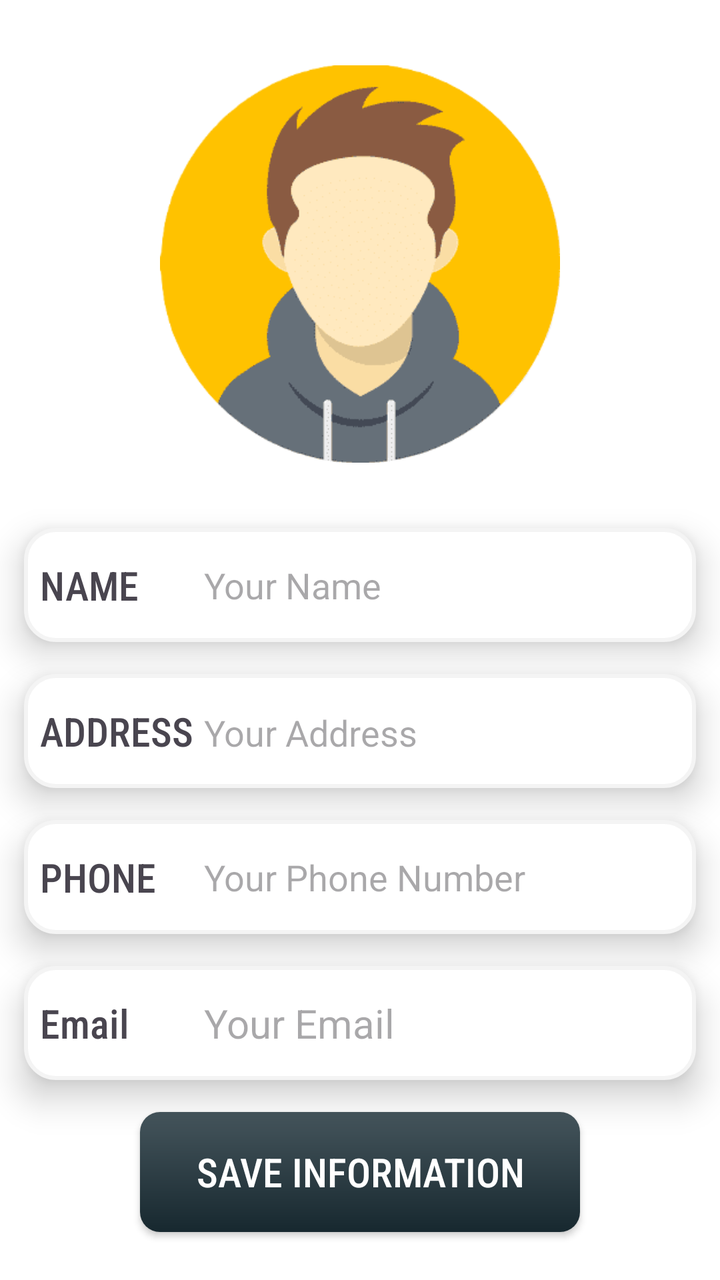
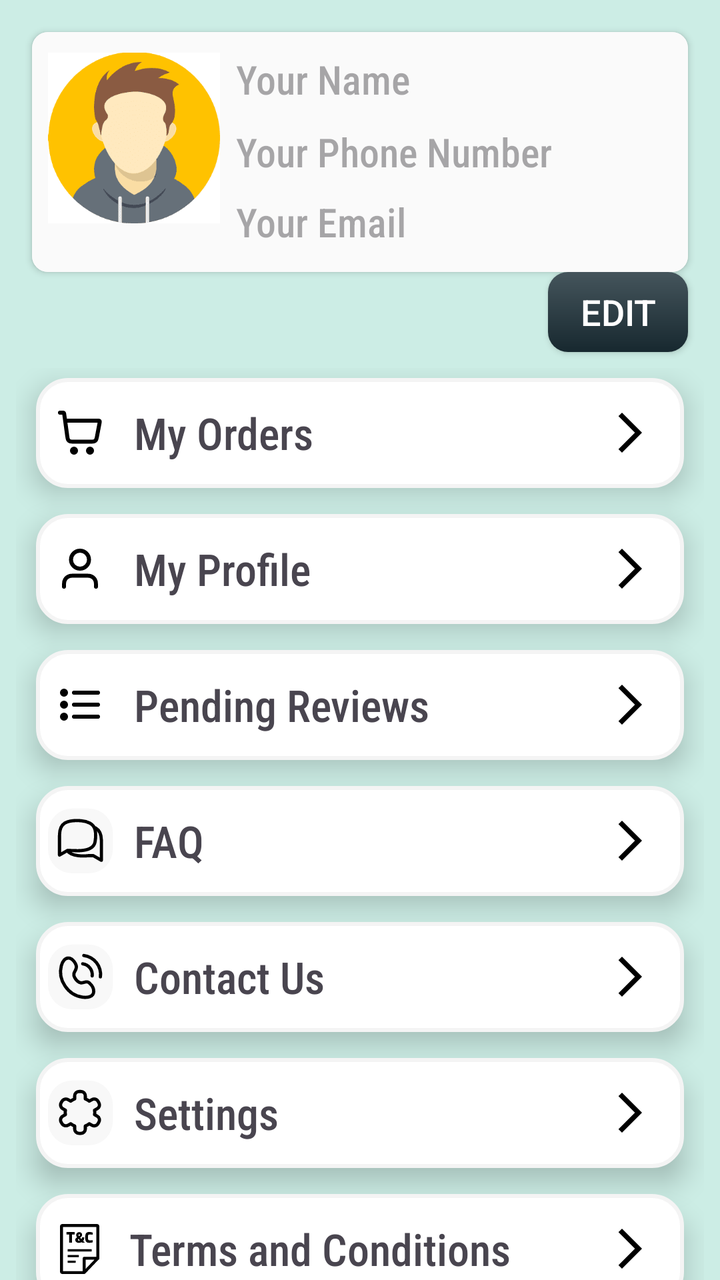

Screens rendered from an Android XML layout before and after an edit, with the pre-edit source and the edit as a unified diff.
<!-- AndroidManifest.xml: application theme Theme.TasteBuds -->
<!-- res/layout/fragment_profile.xml -->
<?xml version="1.0" encoding="utf-8"?>
<androidx.constraintlayout.widget.ConstraintLayout xmlns:android="http://schemas.android.com/apk/res/android"
    xmlns:app="http://schemas.android.com/apk/res-auto"
    xmlns:tools="http://schemas.android.com/tools"
    android:layout_width="match_parent"
    android:layout_height="match_parent"
    android:background="@color/white"
    tools:context=".fragments.ProfileFragment">


    <ImageView
        android:id="@+id/avatarImage"
        android:layout_width="200dp"
        android:layout_height="200dp"
        android:layout_marginTop="32dp"
        app:layout_constraintEnd_toEndOf="parent"
        app:layout_constraintStart_toStartOf="parent"
        app:layout_constraintTop_toTopOf="parent"
        android:src="@drawable/maleavatar" />

    <LinearLayout
        android:id="@+id/linearLayout1"
        android:layout_width="0dp"
        android:layout_height="57dp"
        android:layout_marginStart="12dp"
        android:layout_marginTop="32dp"
        android:layout_marginEnd="12dp"
        android:background="@drawable/login_page_edittext"
        android:elevation="10dp"
        android:gravity="center_vertical"
        android:orientation="horizontal"
        app:layout_constraintEnd_toEndOf="parent"
        app:layout_constraintStart_toStartOf="parent"
        app:layout_constraintTop_toBottomOf="@id/avatarImage">

        <TextView
            android:id="@+id/nameText"
            android:layout_width="0dp"
            android:layout_height="wrap_content"
            android:layout_marginStart="8dp"
            android:layout_weight="1"
            android:fontFamily="sans-serif-condensed-medium"
            android:text="NAME"
            android:textSize="20sp" />

        <EditText
            android:id="@+id/userName"
            android:layout_width="0dp"
            android:layout_height="wrap_content"
            android:layout_weight="3"
            android:background="@null"
            android:ems="10"
            android:hint="Your Name"
            android:inputType="text" />
    </LinearLayout>

    <LinearLayout
        android:id="@+id/linearLayout2"
        android:layout_width="0dp"
        android:layout_height="wrap_content"
        android:layout_marginStart="12dp"
        android:layout_marginTop="16dp"
        android:layout_marginEnd="12dp"
        android:background="@drawable/login_page_edittext"
        android:elevation="10dp"
        android:orientation="horizontal"
        android:paddingTop="15dp"
        android:paddingBottom="15dp"
        app:layout_constraintEnd_toEndOf="parent"
        app:layout_constraintHorizontal_bias="1.0"
        app:layout_constraintStart_toStartOf="parent"
        app:layout_constraintTop_toBottomOf="@+id/linearLayout1">

        <TextView
            android:id="@+id/addressText"
            android:layout_width="0dp"
            android:layout_height="wrap_content"
            android:layout_marginStart="8dp"
            android:layout_weight="1"
            android:fontFamily="sans-serif-condensed-medium"
            android:text="ADDRESS"
            android:textSize="20sp" />

        <EditText
            android:id="@+id/userAddress"
            android:layout_width="0dp"
            android:layout_height="wrap_content"
            android:layout_weight="3"
            android:background="@null"
            android:ems="10"
            android:hint="Your Address"
            android:inputType="textMultiLine" />
    </LinearLayout>

    <LinearLayout
        android:id="@+id/linearLayout3"
        android:layout_width="0dp"
        android:layout_height="57dp"
        android:layout_marginStart="12dp"
        android:layout_marginTop="16dp"
        android:layout_marginEnd="12dp"
        android:background="@drawable/login_page_edittext"
        android:elevation="10dp"
        android:gravity="center_vertical"
        android:orientation="horizontal"
        app:layout_constraintEnd_toEndOf="parent"
        app:layout_constraintStart_toStartOf="parent"
        app:layout_constraintTop_toBottomOf="@+id/linearLayout2">

        <TextView
            android:id="@+id/phoneText"
            android:layout_width="0dp"
            android:layout_height="wrap_content"
            android:layout_marginStart="8dp"
            android:layout_weight="1"
            android:fontFamily="sans-serif-condensed-medium"
            android:text="PHONE"
            android:textSize="20sp" />

        <EditText
            android:id="@+id/userPhone"
            android:layout_width="0dp"
            android:layout_height="wrap_content"
            android:layout_weight="3"
            android:background="@null"
            android:ems="10"
            android:hint="Your Phone Number"
            android:inputType="phone" />
    </LinearLayout>

    <LinearLayout
        android:id="@+id/linearLayout4"
        android:layout_width="0dp"
        android:layout_height="57dp"
        android:layout_marginStart="12dp"
        android:layout_marginTop="16dp"
        android:layout_marginEnd="12dp"
        android:background="@drawable/login_page_edittext"
        android:elevation="10dp"
        android:gravity="center_vertical"
        android:orientation="horizontal"
        app:layout_constraintEnd_toEndOf="parent"
        app:layout_constraintStart_toStartOf="parent"
        app:layout_constraintTop_toBottomOf="@+id/linearLayout3">

        <TextView
            android:id="@+id/emailView"
            android:layout_width="0dp"
            android:layout_height="wrap_content"
            android:layout_marginStart="8dp"
            android:layout_weight="1"
            android:fontFamily="sans-serif-condensed-medium"
            android:text="Email"
            android:textSize="20sp" />

        <TextView
            android:id="@+id/userEmail"
            android:layout_width="0dp"
            android:layout_height="wrap_content"
            android:layout_weight="3"
            android:hint="Your Email"
            android:textSize="20sp" />

    </LinearLayout>

    <androidx.appcompat.widget.AppCompatButton
        android:id="@+id/proceedButton"
        android:layout_width="220dp"
        android:layout_height="60dp"
        android:layout_marginBottom="24dp"
        android:background="@drawable/start_activity_button"
        android:fontFamily="sans-serif-condensed-medium"
        android:text="SAVE iNFORMATION"
        android:textColor="@color/white"
        android:textSize="20sp"
        app:layout_constraintBottom_toBottomOf="parent"
        app:layout_constraintEnd_toEndOf="parent"
        app:layout_constraintStart_toStartOf="parent" />
</androidx.constraintlayout.widget.ConstraintLayout>
<!-- resources referenced by this layout -->
<resources>
  <!-- unchanged entries left out for length: 6 -->
</resources>

<!-- the commit's change to res/layout/fragment_profile.xml (unified diff, before → after) -->
@@ -4,176 +4,281 @@
     xmlns:tools="http://schemas.android.com/tools"
     android:layout_width="match_parent"
     android:layout_height="match_parent"
-    android:background="@color/white"
+    android:background="#CCEDE5"
     tools:context=".fragments.ProfileFragment">
 
 
-    <ImageView
-        android:id="@+id/avatarImage"
-        android:layout_width="200dp"
-        android:layout_height="200dp"
-        android:layout_marginTop="32dp"
+    <androidx.cardview.widget.CardView
+        android:id="@+id/cardView3"
+        android:layout_width="match_parent"
+        android:layout_height="wrap_content"
+        android:layout_marginStart="16dp"
+        android:layout_marginTop="16dp"
+        android:layout_marginEnd="16dp"
+        android:elevation="10dp"
+        app:cardBackgroundColor="@color/white"
+        app:cardCornerRadius="8dp"
         app:layout_constraintEnd_toEndOf="parent"
         app:layout_constraintStart_toStartOf="parent"
-        app:layout_constraintTop_toTopOf="parent"
-        android:src="@drawable/maleavatar" />
-
-    <LinearLayout
-        android:id="@+id/linearLayout1"
+        app:layout_constraintTop_toTopOf="parent">
+
+        <androidx.constraintlayout.widget.ConstraintLayout
+            android:layout_width="match_parent"
+            android:layout_height="wrap_content"
+            android:background="#FAFAFA"
+            android:paddingTop="10dp"
+            android:paddingBottom="10dp">
+
+            <ImageView
+                android:id="@+id/avatarImage"
+                android:layout_width="86dp"
+                android:layout_height="86dp"
+                android:layout_marginStart="8dp"
+                android:src="@drawable/maleavatar"
+                app:layout_constraintStart_toStartOf="parent"
+                app:layout_constraintTop_toTopOf="parent" />
+
+            <TextView
+                android:id="@+id/userName"
+                android:layout_width="0dp"
+                android:layout_height="30dp"
+                android:layout_marginStart="8dp"
+                android:layout_marginEnd="8dp"
+                android:fontFamily="sans-serif-condensed-medium"
+                android:hint="Your Name"
+                android:textSize="20sp"
+                app:layout_constraintEnd_toEndOf="parent"
+                app:layout_constraintStart_toEndOf="@+id/avatarImage"
+                app:layout_constraintTop_toTopOf="parent" />
+
+            <TextView
+                android:id="@+id/userPhone"
+                android:layout_width="0dp"
+                android:layout_height="30sp"
+                android:layout_marginStart="8dp"
+                android:layout_marginTop="5dp"
+                android:layout_marginEnd="8dp"
+                android:fontFamily="sans-serif-condensed-medium"
+                android:gravity="center_vertical"
+                android:hint="Your Phone Number"
+                android:textSize="20sp"
+                app:layout_constraintEnd_toEndOf="parent"
+                app:layout_constraintStart_toEndOf="@+id/avatarImage"
+                app:layout_constraintTop_toBottomOf="@+id/userName" />
+
+            <TextView
+                android:id="@+id/userEmail"
+                android:layout_width="0dp"
+                android:layout_height="30dp"
+                android:layout_marginStart="8dp"
+                android:layout_marginTop="5dp"
+                android:layout_marginEnd="8dp"
+                android:fontFamily="sans-serif-condensed-medium"
+                android:gravity="center_vertical"
+                android:hint="Your Email"
+                android:textSize="20sp"
+                app:layout_constraintEnd_toEndOf="parent"
+                app:layout_constraintStart_toEndOf="@+id/avatarImage"
+                app:layout_constraintTop_toBottomOf="@+id/userPhone" />
+        </androidx.constraintlayout.widget.ConstraintLayout>
+    </androidx.cardview.widget.CardView>
+
+    <ScrollView
         android:layout_width="0dp"
-        android:layout_height="57dp"
-        android:layout_marginStart="12dp"
-        android:layout_marginTop="32dp"
-        android:layout_marginEnd="12dp"
-        android:background="@drawable/login_page_edittext"
-        android:elevation="10dp"
-        android:gravity="center_vertical"
-        android:orientation="horizontal"
+        android:layout_height="0dp"
+        android:layout_marginStart="8dp"
+        android:layout_marginTop="8dp"
+        android:layout_marginEnd="8dp"
+        android:scrollbars="none"
+        app:layout_constraintBottom_toBottomOf="parent"
         app:layout_constraintEnd_toEndOf="parent"
         app:layout_constraintStart_toStartOf="parent"
-        app:layout_constraintTop_toBottomOf="@id/avatarImage">
-
-        <TextView
-            android:id="@+id/nameText"
-            android:layout_width="0dp"
+        app:layout_constraintTop_toBottomOf="@+id/editButton">
+
+        <LinearLayout
+            android:layout_width="match_parent"
             android:layout_height="wrap_content"
-            android:layout_marginStart="8dp"
-            android:layout_weight="1"
-            android:fontFamily="sans-serif-condensed-medium"
-            android:text="NAME"
-            android:textSize="20sp" />
-
-        <EditText
-            android:id="@+id/userName"
-            android:layout_width="0dp"
-            android:layout_height="wrap_content"
-            android:layout_weight="3"
-            android:background="@null"
-            android:ems="10"
-            android:hint="Your Name"
-            android:inputType="text" />
-    </LinearLayout>
-
-    <LinearLayout
-        android:id="@+id/linearLayout2"
-        android:layout_width="0dp"
-        android:layout_height="wrap_content"
-        android:layout_marginStart="12dp"
-        android:layout_marginTop="16dp"
-        android:layout_marginEnd="12dp"
-        android:background="@drawable/login_page_edittext"
-        android:elevation="10dp"
-        android:orientation="horizontal"
-        android:paddingTop="15dp"
-        android:paddingBottom="15dp"
-        app:layout_constraintEnd_toEndOf="parent"
-        app:layout_constraintHorizontal_bias="1.0"
-        app:layout_constraintStart_toStartOf="parent"
-        app:layout_constraintTop_toBottomOf="@+id/linearLayout1">
-
-        <TextView
-            android:id="@+id/addressText"
-            android:layout_width="0dp"
-            android:layout_height="wrap_content"
-            android:layout_marginStart="8dp"
-            android:layout_weight="1"
-            android:fontFamily="sans-serif-condensed-medium"
-            android:text="ADDRESS"
-            android:textSize="20sp" />
-
-        <EditText
-            android:id="@+id/userAddress"
-            android:layout_width="0dp"
-            android:layout_height="wrap_content"
-            android:layout_weight="3"
-            android:background="@null"
-            android:ems="10"
-            android:hint="Your Address"
-            android:inputType="textMultiLine" />
-    </LinearLayout>
-
-    <LinearLayout
-        android:id="@+id/linearLayout3"
-        android:layout_width="0dp"
-        android:layout_height="57dp"
-        android:layout_marginStart="12dp"
-        android:layout_marginTop="16dp"
-        android:layout_marginEnd="12dp"
-        android:background="@drawable/login_page_edittext"
-        android:elevation="10dp"
-        android:gravity="center_vertical"
-        android:orientation="horizontal"
-        app:layout_constraintEnd_toEndOf="parent"
-        app:layout_constraintStart_toStartOf="parent"
-        app:layout_constraintTop_toBottomOf="@+id/linearLayout2">
-
-        <TextView
-            android:id="@+id/phoneText"
-            android:layout_width="0dp"
-            android:layout_height="wrap_content"
-            android:layout_marginStart="8dp"
-            android:layout_weight="1"
-            android:fontFamily="sans-serif-condensed-medium"
-            android:text="PHONE"
-            android:textSize="20sp" />
-
-        <EditText
-            android:id="@+id/userPhone"
-            android:layout_width="0dp"
-            android:layout_height="wrap_content"
-            android:layout_weight="3"
-            android:background="@null"
-            android:ems="10"
-            android:hint="Your Phone Number"
-            android:inputType="phone" />
-    </LinearLayout>
-
-    <LinearLayout
-        android:id="@+id/linearLayout4"
-        android:layout_width="0dp"
-        android:layout_height="57dp"
-        android:layout_marginStart="12dp"
-        android:layout_marginTop="16dp"
-        android:layout_marginEnd="12dp"
-        android:background="@drawable/login_page_edittext"
-        android:elevation="10dp"
-        android:gravity="center_vertical"
-        android:orientation="horizontal"
-        app:layout_constraintEnd_toEndOf="parent"
-        app:layout_constraintStart_toStartOf="parent"
-        app:layout_constraintTop_toBottomOf="@+id/linearLayout3">
-
-        <TextView
-            android:id="@+id/emailView"
-            android:layout_width="0dp"
-            android:layout_height="wrap_content"
-            android:layout_marginStart="8dp"
-            android:layout_weight="1"
-            android:fontFamily="sans-serif-condensed-medium"
-            android:text="Email"
-            android:textSize="20sp" />
-
-        <TextView
-            android:id="@+id/userEmail"
-            android:layout_width="0dp"
-            android:layout_height="wrap_content"
-            android:layout_weight="3"
-            android:hint="Your Email"
-            android:textSize="20sp" />
-
-    </LinearLayout>
+            android:orientation="vertical">
+
+            <TextView
+                android:id="@+id/myOrdersText"
+                android:layout_width="match_parent"
+                android:layout_height="55dp"
+                android:layout_marginLeft="10dp"
+                android:layout_marginTop="5dp"
+                android:layout_marginRight="10dp"
+                android:layout_marginBottom="8dp"
+                android:background="@drawable/login_page_edittext"
+                android:drawableLeft="@drawable/notification_cart"
+                android:drawableRight="@drawable/arrow_forward"
+                android:elevation="8dp"
+                android:fontFamily="sans-serif-condensed-medium"
+                android:gravity="center_vertical"
+                android:paddingLeft="10dp"
+                android:paddingRight="15dp"
+                android:text="   My Orders"
+                android:textSize="22sp" />
+
+            <TextView
+                android:id="@+id/myProfileText"
+                android:layout_width="match_parent"
+                android:layout_height="55dp"
+                android:layout_marginLeft="10dp"
+                android:layout_marginTop="5dp"
+                android:layout_marginRight="10dp"
+                android:layout_marginBottom="8dp"
+                android:background="@drawable/login_page_edittext"
+                android:drawableLeft="@drawable/user_01"
+                android:drawableRight="@drawable/arrow_forward"
+                android:elevation="8dp"
+                android:fontFamily="sans-serif-condensed-medium"
+                android:gravity="center_vertical"
+                android:paddingLeft="10dp"
+                android:paddingRight="15dp"
+                android:text="   My Profile"
+                android:textSize="22sp" />
+
+            <TextView
+                android:id="@+id/pendingReviewsText"
+                android:layout_width="match_parent"
+                android:layout_height="55dp"
+                android:layout_marginLeft="10dp"
+                android:layout_marginTop="5dp"
+                android:layout_marginRight="10dp"
+                android:layout_marginBottom="8dp"
+                android:background="@drawable/login_page_edittext"
+                android:drawableLeft="@drawable/list"
+                android:drawableRight="@drawable/arrow_forward"
+                android:elevation="8dp"
+                android:fontFamily="sans-serif-condensed-medium"
+                android:gravity="center_vertical"
+                android:paddingLeft="10dp"
+                android:paddingRight="15dp"
+                android:text="   Pending Reviews"
+                android:textSize="22sp" />
+
+            <TextView
+                android:id="@+id/helpFaqText"
+                android:layout_width="match_parent"
+                android:layout_height="55dp"
+                android:layout_marginLeft="10dp"
+                android:layout_marginTop="5dp"
+                android:layout_marginRight="10dp"
+                android:layout_marginBottom="8dp"
+                android:background="@drawable/login_page_edittext"
+                android:drawableLeft="@drawable/faq"
+                android:drawableRight="@drawable/arrow_forward"
+                android:elevation="8dp"
+                android:fontFamily="sans-serif-condensed-medium"
+                android:gravity="center_vertical"
+                android:paddingLeft="6dp"
+                android:paddingRight="15dp"
+                android:text="  FAQ"
+                android:textSize="22sp" />
+
+            <TextView
+                android:id="@+id/contactUsText"
+                android:layout_width="match_parent"
+                android:layout_height="55dp"
+                android:layout_marginLeft="10dp"
+                android:layout_marginTop="5dp"
+                android:layout_marginRight="10dp"
+                android:layout_marginBottom="8dp"
+                android:background="@drawable/login_page_edittext"
+                android:drawableLeft="@drawable/contact"
+                android:drawableRight="@drawable/arrow_forward"
+                android:elevation="8dp"
+                android:fontFamily="sans-serif-condensed-medium"
+                android:gravity="center_vertical"
+                android:paddingLeft="6dp"
+                android:paddingRight="15dp"
+                android:text="  Contact Us"
+                android:textSize="22sp" />
+
+            <TextView
+                android:id="@+id/settingsText"
+                android:layout_width="match_parent"
+                android:layout_height="55dp"
+                android:layout_marginLeft="10dp"
+                android:layout_marginTop="5dp"
+                android:layout_marginRight="10dp"
+                android:layout_marginBottom="8dp"
+                android:background="@drawable/login_page_edittext"
+                android:drawableLeft="@drawable/settings"
+                android:drawableRight="@drawable/arrow_forward"
+                android:elevation="8dp"
+                android:fontFamily="sans-serif-condensed-medium"
+                android:gravity="center_vertical"
+                android:paddingLeft="6dp"
+                android:paddingRight="15dp"
+                android:text="  Settings"
+                android:textSize="22sp" />
+
+            <TextView
+                android:id="@+id/tncText"
+                android:layout_width="match_parent"
+                android:layout_height="55dp"
+                android:layout_marginLeft="10dp"
+                android:layout_marginTop="5dp"
+                android:layout_marginRight="10dp"
+                android:layout_marginBottom="8dp"
+                android:background="@drawable/login_page_edittext"
+                android:drawableLeft="@drawable/tnc"
+                android:drawableRight="@drawable/arrow_forward"
+                android:elevation="8dp"
+                android:fontFamily="sans-serif-condensed-medium"
+                android:gravity="center_vertical"
+                android:paddingLeft="12dp"
+                android:paddingRight="15dp"
+                android:text="   Terms and Conditions"
+                android:textSize="22sp" />
+
+            <TextView
+                android:id="@+id/aboutText"
+                android:layout_width="match_parent"
+                android:layout_height="55dp"
+                android:layout_marginLeft="10dp"
+                android:layout_marginTop="5dp"
+                android:layout_marginRight="10dp"
+                android:layout_marginBottom="8dp"
+                android:background="@drawable/login_page_edittext"
+                android:drawableLeft="@drawable/about_us"
+                android:drawableRight="@drawable/arrow_forward"
+                android:elevation="8dp"
+                android:fontFamily="sans-serif-condensed-medium"
+                android:gravity="center_vertical"
+                android:paddingLeft="10dp"
+                android:paddingRight="15dp"
+                android:text="  About Us"
+                android:textSize="22sp" />
+
+            <TextView
+                android:id="@+id/logOut"
+                android:layout_width="wrap_content"
+                android:layout_height="55dp"
+                android:layout_marginLeft="10dp"
+                android:layout_marginTop="15dp"
+                android:background="@drawable/start_activity_button"
+                android:drawableLeft="@drawable/log_out"
+                android:fontFamily="sans-serif-condensed-medium"
+                android:gravity="center_vertical"
+                android:paddingLeft="15dp"
+                android:paddingRight="15dp"
+                android:text="  Log Out"
+                android:textColor="@color/white"
+                android:textSize="22sp" />
+        </LinearLayout>
+    </ScrollView>
 
     <androidx.appcompat.widget.AppCompatButton
-        android:id="@+id/proceedButton"
-        android:layout_width="220dp"
-        android:layout_height="60dp"
-        android:layout_marginBottom="24dp"
+        android:id="@+id/editButton"
+        android:layout_width="70dp"
+        android:layout_height="40dp"
         android:background="@drawable/start_activity_button"
-        android:fontFamily="sans-serif-condensed-medium"
-        android:text="SAVE iNFORMATION"
+        android:text="Edit"
         android:textColor="@color/white"
-        android:textSize="20sp"
-        app:layout_constraintBottom_toBottomOf="parent"
-        app:layout_constraintEnd_toEndOf="parent"
-        app:layout_constraintStart_toStartOf="parent" />
+        android:textSize="18sp"
+        app:layout_constraintEnd_toEndOf="@+id/cardView3"
+        app:layout_constraintTop_toBottomOf="@+id/cardView3" />
+
 </androidx.constraintlayout.widget.ConstraintLayout>
<!-- resource entries referenced after the edit -->
@@ -1,5 +1,112 @@
 <!-- resources referenced by this layout -->
 <resources>
+  <!-- drawable about_us (drawable) -->
+  <vector xmlns:android="http://schemas.android.com/apk/res/android" android:height="25dp" android:viewportHeight="512" android:viewportWidth="512" android:width="25dp">
+        
+      <path android:fillColor="#FF000000" android:fillType="nonZero" android:pathData="M256,0c70.69,0 134.7,28.66 181.02,74.98C483.34,121.31 512,185.31 512,256c0,70.69 -28.66,134.7 -74.98,181.02C390.7,483.34 326.69,512 256,512c-70.69,0 -134.7,-28.66 -181.02,-74.98C28.66,390.7 0,326.69 0,256c0,-70.69 28.66,-134.69 74.98,-181.02C121.3,28.66 185.31,0 256,0zM273.75,342.25h29.15v29.32h-93.79v-29.32h28.76v-92.34h-28.76v-29.32h64.64v121.66zM245.81,191.88c-7.08,-0.05 -13.12,-2.53 -18.2,-7.56 -5.08,-5.01 -7.56,-11.11 -7.56,-18.25 0,-7.01 2.48,-13.06 7.56,-18.08 5.08,-5.02 11.12,-7.55 18.2,-7.55 6.95,0 12.99,2.53 18.08,7.55 5.13,5.02 7.67,11.07 7.67,18.08 0,4.72 -1.2,9.07 -3.56,12.94 -2.36,3.93 -5.45,7.07 -9.31,9.37 -3.87,2.3 -8.17,3.45 -12.88,3.5zM417.71,94.29C376.33,52.92 319.15,27.32 256,27.32c-63.15,0 -120.33,25.6 -161.71,66.97C52.92,135.68 27.32,192.85 27.32,256c0,63.15 25.6,120.33 66.97,161.71 41.38,41.37 98.56,66.97 161.71,66.97 63.15,0 120.33,-25.6 161.71,-66.97 41.37,-41.38 66.97,-98.56 66.97,-161.71 0,-63.15 -25.6,-120.32 -66.97,-161.71z"/>
+      
+  </vector>
+  <!-- drawable arrow_forward (drawable) -->
+  <vector xmlns:android="http://schemas.android.com/apk/res/android" android:autoMirrored="true" android:height="24dp" android:tint="#000000" android:viewportHeight="24" android:viewportWidth="24" android:width="24dp">
+        
+      <path android:fillColor="@android:color/white" android:pathData="M6.23,20.23l1.77,1.77l10,-10l-10,-10l-1.77,1.77l8.23,8.23z"/>
+      
+  </vector>
+  <!-- drawable contact (drawable) -->
+  <vector xmlns:android="http://schemas.android.com/apk/res/android"
+      android:width="33dp"
+      android:height="33dp"
+      android:viewportWidth="41"
+      android:viewportHeight="41">
+    <path
+        android:pathData="M15,0.325L25.3,0.325A15,15 0,0 1,40.3 15.325L40.3,25.625A15,15 0,0 1,25.3 40.625L15,40.625A15,15 0,0 1,0 25.625L0,15.325A15,15 0,0 1,15 0.325z"
+        android:fillColor="#F8F8F8"/>
+    <path
+        android:pathData="M27.433,19.843C27.648,18.063 27.148,16.27 26.042,14.858C24.937,13.445 23.316,12.53 21.536,12.311M32.586,20.397C32.777,18.847 32.661,17.275 32.244,15.77C31.827,14.265 31.118,12.857 30.156,11.626C29.194,10.396 27.999,9.367 26.639,8.599C25.28,7.831 23.782,7.339 22.232,7.15M25.652,24.154C25.409,23.951 25.135,23.788 24.841,23.671C23.197,23.064 21.851,24.389 20.318,24.114C18.683,23.809 17.309,22.174 16.538,20.805C16.092,20.089 15.934,19.231 16.095,18.403C16.591,16.441 18.12,15.617 17.531,13.375C17.088,11.736 15.364,9.316 13.645,8.869C10.57,8.067 8.927,11.009 8.271,13.539C5.963,22.4 12.422,31.828 21.469,33.033C24.128,33.392 28.173,33.099 28.399,29.626C28.527,27.632 27.367,25.767 25.975,24.469L25.652,24.154Z"
+        android:strokeLineJoin="round"
+        android:strokeWidth="2"
+        android:fillColor="#00000000"
+        android:strokeColor="#000000"
+        android:strokeLineCap="round"/>
+  </vector>
+  <!-- drawable faq (drawable) -->
+  <vector xmlns:android="http://schemas.android.com/apk/res/android"
+      android:width="33dp"
+      android:height="33dp"
+      android:viewportWidth="41"
+      android:viewportHeight="41">
+    <path
+        android:pathData="M15,0.325L25.3,0.325A15,15 0,0 1,40.3 15.325L40.3,25.625A15,15 0,0 1,25.3 40.625L15,40.625A15,15 0,0 1,0 25.625L0,15.325A15,15 0,0 1,15 0.325z"
+        android:fillColor="#F8F8F8"/>
+    <path
+        android:pathData="M28.811,12.089C29.101,12.212 29.385,12.349 29.662,12.501C29.775,12.562 29.886,12.629 29.993,12.701C32.449,14.241 33.073,17.202 33.15,19.743C33.15,20.128 33.15,20.513 33.15,20.898V32.502L28.145,29.611H25.099C24.077,29.733 23.049,29.793 22.019,29.792C20.917,29.801 19.815,29.741 18.72,29.611C15.998,29.28 13.329,28.425 11.963,26.454M28.245,11.323C27.659,10.518 26.895,9.859 26.012,9.398C24.365,8.568 22.569,8.073 20.729,7.942C19.855,7.858 18.889,7.804 17.884,7.8C15.436,7.8 12.783,8.07 10.658,9.236C10.544,9.297 10.433,9.364 10.326,9.436C7.87,10.976 7.246,13.937 7.169,16.478C7.169,16.863 7.15,17.248 7.15,17.633V29.241L12.155,26.35C12.155,26.35 17.295,26.527 18.296,26.531C19.399,26.54 20.501,26.479 21.596,26.35C25.138,25.923 28.568,24.598 29.223,21.098C29.475,19.741 29.604,18.363 29.608,16.983C29.608,14.9 29.269,12.778 28.245,11.323Z"
+        android:strokeLineJoin="round"
+        android:strokeWidth="2"
+        android:fillColor="#00000000"
+        android:strokeColor="#000000"
+        android:strokeLineCap="round"/>
+  </vector>
+  <!-- drawable list (drawable) -->
+  <vector xmlns:android="http://schemas.android.com/apk/res/android"
+      android:width="24dp"
+      android:height="24dp"
+      android:viewportWidth="24"
+      android:viewportHeight="24">
+    <path
+        android:pathData="M21,12L9,12M21,6L9,6M21,18L9,18M5,12C5,12.552 4.552,13 4,13C3.448,13 3,12.552 3,12C3,11.448 3.448,11 4,11C4.552,11 5,11.448 5,12ZM5,6C5,6.552 4.552,7 4,7C3.448,7 3,6.552 3,6C3,5.448 3.448,5 4,5C4.552,5 5,5.448 5,6ZM5,18C5,18.552 4.552,19 4,19C3.448,19 3,18.552 3,18C3,17.448 3.448,17 4,17C4.552,17 5,17.448 5,18Z"
+        android:strokeLineJoin="round"
+        android:strokeWidth="2"
+        android:fillColor="#00000000"
+        android:strokeColor="#000000"
+        android:strokeLineCap="round"/>
+  </vector>
+  <!-- drawable log_out (drawable) -->
+  <vector xmlns:android="http://schemas.android.com/apk/res/android"
+      android:width="33dp"
+      android:height="33dp"
+      android:viewportWidth="32"
+      android:viewportHeight="33">
+    <path
+        android:pathData="M15,0.258L17,0.258A15,15 0,0 1,32 15.258L32,17.258A15,15 0,0 1,17 32.258L15,32.258A15,15 0,0 1,0 17.258L0,15.258A15,15 0,0 1,15 0.258z"
+        android:fillColor="#F8F8F8"/>
+    <path
+        android:pathData="M15.533,16H5.679M8.209,18.656L6.26,17.178C6.079,17.04 5.932,16.862 5.831,16.658C5.73,16.454 5.677,16.229 5.677,16.002C5.677,15.774 5.73,15.549 5.831,15.345C5.932,15.141 6.079,14.963 6.26,14.825L8.209,13.344M21.955,9.51V22.491M11.952,20.12C13.759,26.846 18.858,26.313 18.858,26.313C18.858,26.313 23.979,26.846 25.765,20.12C26.466,17.418 26.466,14.582 25.765,11.88C23.973,5.154 18.858,5.687 18.858,5.687C18.858,5.687 13.738,5.154 11.952,11.88"
+        android:strokeLineJoin="round"
+        android:strokeWidth="2"
+        android:fillColor="#00000000"
+        android:strokeColor="#000000"
+        android:strokeLineCap="round"/>
+  </vector>
+  <!-- drawable notification_cart (drawable) -->
+  <vector xmlns:android="http://schemas.android.com/apk/res/android"
+      android:width="24dp"
+      android:height="24dp"
+      android:viewportWidth="24"
+      android:viewportHeight="24">
+    <path
+        android:pathData="M2,2H3.306C3.552,2 3.675,2 3.774,2.045C3.861,2.085 3.935,2.149 3.987,2.23C4.046,2.322 4.063,2.443 4.098,2.687L4.571,6M4.571,6L5.623,13.731C5.757,14.712 5.824,15.203 6.058,15.572C6.265,15.898 6.561,16.156 6.911,16.317C7.309,16.5 7.804,16.5 8.794,16.5H17.352C18.295,16.5 18.766,16.5 19.151,16.33C19.49,16.181 19.782,15.94 19.992,15.634C20.231,15.288 20.319,14.825 20.496,13.899L21.819,6.95C21.881,6.624 21.912,6.461 21.867,6.333C21.828,6.222 21.75,6.128 21.647,6.068C21.531,6 21.365,6 21.033,6H4.571ZM10,21C10,21.552 9.552,22 9,22C8.448,22 8,21.552 8,21C8,20.448 8.448,20 9,20C9.552,20 10,20.448 10,21ZM18,21C18,21.552 17.552,22 17,22C16.448,22 16,21.552 16,21C16,20.448 16.448,20 17,20C17.552,20 18,20.448 18,21Z"
+        android:strokeLineJoin="round"
+        android:strokeWidth="2"
+        android:fillColor="#00000000"
+        android:strokeColor="#000000"
+        android:strokeLineCap="round"/>
+  </vector>
+  <!-- drawable settings: vector/xml drawable (drawable, 2517 chars, omitted) -->
+  <!-- drawable tnc: vector/xml drawable (drawable, 2606 chars, omitted) -->
+  <!-- drawable user_01 (drawable) -->
+  <vector xmlns:android="http://schemas.android.com/apk/res/android"
+      android:width="24dp"
+      android:height="24dp"
+      android:viewportWidth="24"
+      android:viewportHeight="24">
+    <path
+        android:pathData="M20,21C20,19.604 20,18.907 19.828,18.339C19.44,17.06 18.44,16.06 17.161,15.672C16.593,15.5 15.896,15.5 14.5,15.5H9.5C8.104,15.5 7.407,15.5 6.839,15.672C5.56,16.06 4.56,17.06 4.172,18.339C4,18.907 4,19.604 4,21M16.5,7.5C16.5,9.985 14.485,12 12,12C9.515,12 7.5,9.985 7.5,7.5C7.5,5.015 9.515,3 12,3C14.485,3 16.5,5.015 16.5,7.5Z"
+        android:strokeLineJoin="round"
+        android:strokeWidth="2"
+        android:fillColor="#00000000"
+        android:strokeColor="#000000"
+        android:strokeLineCap="round"/>
+  </vector>
   <!-- unchanged entries left out for length: 6 -->
 </resources>
 
